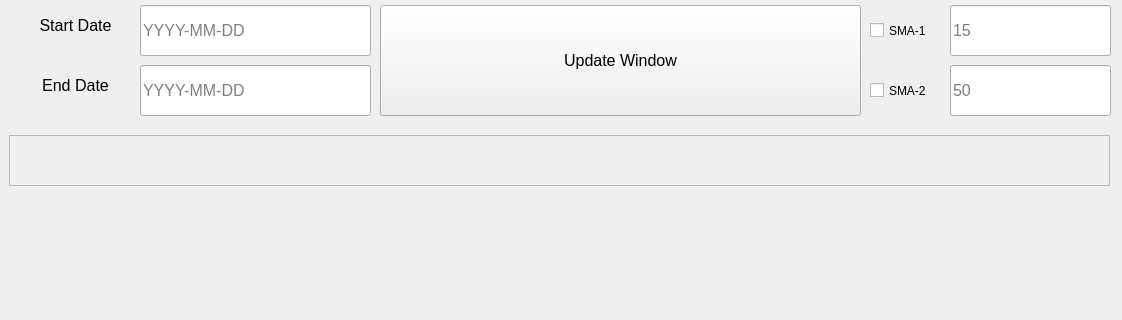
calvinyusno2359/StockChartApplication, file src/main_window.ui: the form before one commit; both pictures show x 0 to 1122 and y 255 to 575 of the 1122 by 948 pixel window.
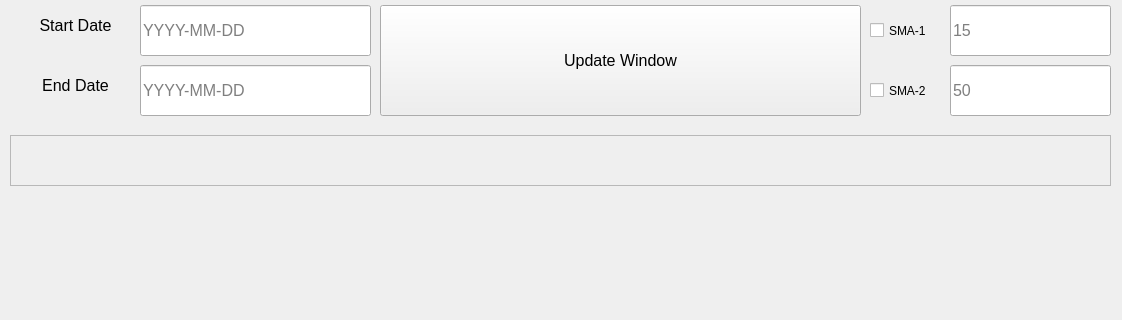
The form after the commit.

Diff of the .ui file:
```diff
--- a/src/main_window.ui
+++ b/src/main_window.ui
@@ -257,7 +257,7 @@
   <widget class="QScrollArea" name="scrollArea">
    <property name="geometry">
     <rect>
-     <x>9</x>
+     <x>10</x>
      <y>390</y>
      <width>1101</width>
      <height>51</height>
```
